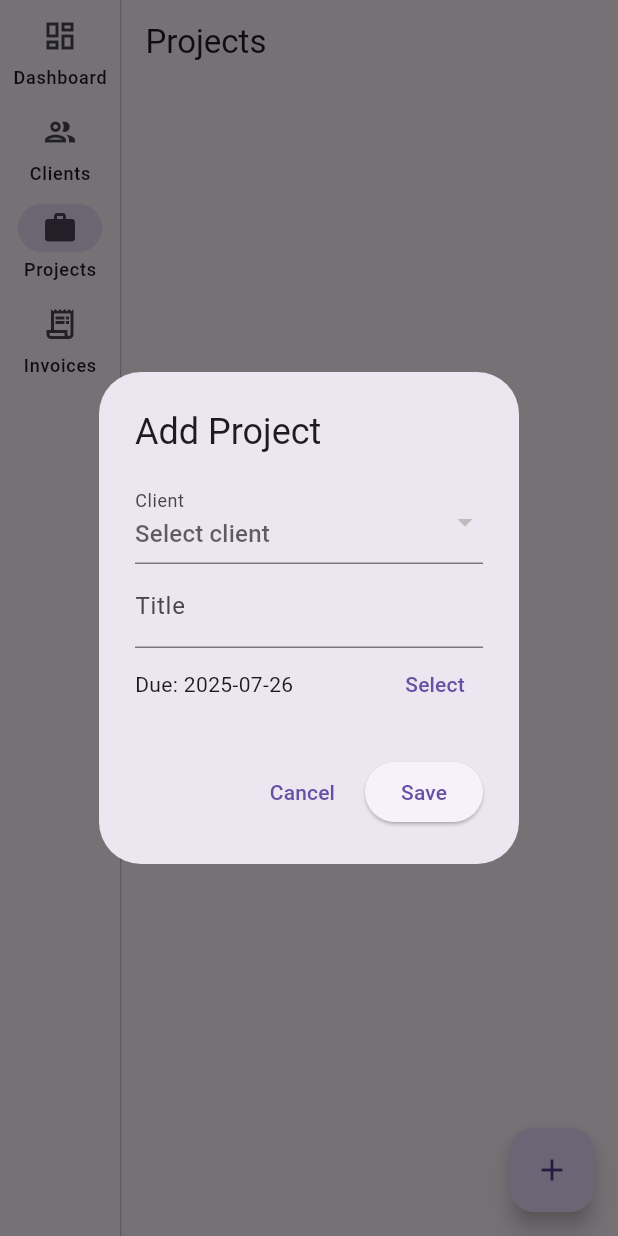
After one commit to lucjanmnm/bizzio, a Flutter app: the screen it shows after launch, after a tap on "Clients", after a tap on "Projects", after a tap on the "add" icon, on a phone screen of 412 x 824 dp. The commit adds this screen. Run offline on Flutter 3.47's test engine with Material 3 defaults, Android fonts, the phone set to English and light mode, and no system bars; our stand-ins replace flutter_riverpod, sqflite_common_ffi; accounts and stored records are empty.

Commit message:
Clients, Projects - CRUD update v1

```diff
--- a/lib/main.dart
+++ b/lib/main.dart
@@ -1,8 +1,19 @@
 import 'package:flutter/material.dart';
-import 'package:bizzio/screens/dashboard_screen.dart';
+import 'package:flutter_riverpod/flutter_riverpod.dart';
+import 'package:sqflite_common_ffi/sqflite_ffi.dart';
+
+import 'widgets/app_sidebar.dart';
+import 'screens/dashboard_screen.dart';
+import 'screens/clients_screen.dart';
+import 'screens/projects_screen.dart';
+import 'screens/invoices_screen.dart';
+import 'services/local_db.dart';
 
 void main() async {
-  runApp(const BizzioApp());
+  WidgetsFlutterBinding.ensureInitialized();
+  sqfliteFfiInit();
+  await LocalDb.instance.init();
+  runApp(const ProviderScope(child: BizzioApp()));
 }
 
 class BizzioApp extends StatelessWidget {
@@ -10,9 +21,43 @@ class BizzioApp extends StatelessWidget {
 
   @override
   Widget build(BuildContext context) {
-    return const MaterialApp(
+    return MaterialApp(
       title: 'Bizzio',
-      home: DashboardScreen(),
+      theme: ThemeData(primarySwatch: Colors.blue),
+      home: const MainScaffold(),
     );
   }
 }
+
+class MainScaffold extends StatefulWidget {
+  const MainScaffold({super.key});
+
+  @override
+  State<MainScaffold> createState() => _MainScaffoldState();
+}
+
+class _MainScaffoldState extends State<MainScaffold> {
+  int _selectedIndex = 0;
+  static const _screens = [
+    DashboardScreen(),
+    ClientsScreen(),
+    ProjectsScreen(),
+    InvoicesScreen(),
+  ];
+
+  @override
+  Widget build(BuildContext context) {
+    return Scaffold(
+      body: Row(
+        children: [
+          AppSidebar(
+            selectedIndex: _selectedIndex,
+            onItemSelected: (i) => setState(() => _selectedIndex = i),
+          ),
+          const VerticalDivider(width: 1),
+          Expanded(child: _screens[_selectedIndex]),
+        ],
+      ),
+    );
+  }
+}
--- /dev/null
+++ b/lib/models/client.dart
@@ -0,0 +1,23 @@
+class Client {
+  final int? id;
+  final String name;
+  final String email;
+
+  Client({this.id, required this.name, required this.email});
+
+  factory Client.fromMap(Map<String, dynamic> map) {
+    return Client(
+      id: map['id'] as int?,
+      name: map['name'] as String,
+      email: map['email'] as String,
+    );
+  }
+
+  Map<String, dynamic> toMap() {
+    return {
+      if (id != null) 'id': id,
+      'name': name,
+      'email': email,
+    };
+  }
+}
--- /dev/null
+++ b/lib/models/invoice.dart
@@ -0,0 +1,26 @@
+class Invoice {
+  final int? id;
+  final int projectId;
+  final double amount;
+  final DateTime date;
+
+  Invoice({this.id, required this.projectId, required this.amount, required this.date});
+
+  factory Invoice.fromMap(Map<String, dynamic> map) {
+    return Invoice(
+      id: map['id'] as int?,
+      projectId: map['projectId'] as int,
+      amount: map['amount'] as double,
+      date: DateTime.parse(map['date'] as String),
+    );
+  }
+
+  Map<String, dynamic> toMap() {
+    return {
+      if (id != null) 'id': id,
+      'projectId': projectId,
+      'amount': amount,
+      'date': date.toIso8601String(),
+    };
+  }
+}
--- /dev/null
+++ b/lib/models/project.dart
@@ -0,0 +1,26 @@
+class Project {
+  final int? id;
+  final int clientId;
+  final String title;
+  final DateTime dueDate;
+
+  Project({this.id, required this.clientId, required this.title, required this.dueDate});
+
+  factory Project.fromMap(Map<String, dynamic> map) {
+    return Project(
+      id: map['id'] as int?,
+      clientId: map['clientId'] as int,
+      title: map['title'] as String,
+      dueDate: DateTime.parse(map['dueDate'] as String),
+    );
+  }
+
+  Map<String, dynamic> toMap() {
+    return {
+      if (id != null) 'id': id,
+      'clientId': clientId,
+      'title': title,
+      'dueDate': dueDate.toIso8601String(),
+    };
+  }
+}
--- /dev/null
+++ b/lib/screens/clients_screen.dart
@@ -0,0 +1,138 @@
+import 'package:bizzio/screens/projects_screen.dart';
+import 'package:flutter/material.dart';
+import 'package:flutter_riverpod/flutter_riverpod.dart';
+import '../models/client.dart';
+import '../services/local_db.dart';
+
+final clientsProvider = FutureProvider<List<Client>>((ref) async {
+  return LocalDb.instance.getAllClients();
+});
+
+class ClientsScreen extends ConsumerWidget {
+  const ClientsScreen({Key? key}) : super(key: key);
+
+  @override
+  Widget build(BuildContext context, WidgetRef ref) {
+    final clientsAsync = ref.watch(clientsProvider);
+    return Scaffold(
+      appBar: AppBar(title: const Text('Clients')),
+      body: clientsAsync.when(
+        data: (clients) => ListView.builder(
+          itemCount: clients.length,
+          itemBuilder: (context, index) {
+            final client = clients[index];
+            return ListTile(
+              title: Text(client.name),
+              subtitle: Text(client.email),
+              onTap: () => _showEditDialog(context, ref, client),
+              trailing: IconButton(
+                icon: const Icon(Icons.delete),
+                onPressed: () async {
+                  await LocalDb.instance.deleteClient(client.id!);
+                  ref.refresh(clientsProvider);
+                  ref.refresh(clientsDropdownProvider);
+                },
+              ),
+            );
+          },
+        ),
+        loading: () => const Center(child: CircularProgressIndicator()),
+        error: (e, _) => const Center(child: Text('Error: \$e')),
+      ),
+      floatingActionButton: FloatingActionButton(
+        onPressed: () => _showAddDialog(context, ref),
+        child: const Icon(Icons.add),
+      ),
+    );
+  }
+
+  void _showAddDialog(BuildContext context, WidgetRef ref) {
+    final nameController = TextEditingController();
+    final emailController = TextEditingController();
+    showDialog(
+      context: context,
+      builder: (context) {
+        return AlertDialog(
+          title: const Text('Add Client'),
+          content: Column(
+            mainAxisSize: MainAxisSize.min,
+            children: [
+              TextField(
+                controller: nameController,
+                decoration: const InputDecoration(labelText: 'Name'),
+              ),
+              TextField(
+                controller: emailController,
+                decoration: const InputDecoration(labelText: 'Email'),
+              ),
+            ],
+          ),
+          actions: [
+            TextButton(
+              onPressed: () => Navigator.pop(context),
+              child: const Text('Cancel'),
+            ),
+            ElevatedButton(
+              onPressed: () async {
+                final name = nameController.text.trim();
+                final email = emailController.text.trim();
+                if (name.isNotEmpty && email.isNotEmpty) {
+                  await LocalDb.instance.addClient(Client(name: name, email: email));
+                  ref.refresh(clientsProvider);
+                  ref.refresh(clientsDropdownProvider);
+                  Navigator.pop(context);
+                }
+              },
+              child: const Text('Save'),
+            ),
+          ],
+        );
+      },
+    );
+  }
+
+  void _showEditDialog(BuildContext context, WidgetRef ref, Client client) {
+    final nameController = TextEditingController(text: client.name);
+    final emailController = TextEditingController(text: client.email);
+    showDialog(
+      context: context,
+      builder: (context) {
+        return AlertDialog(
+          title: const Text('Edit Client'),
+          content: Column(
+            mainAxisSize: MainAxisSize.min,
+            children: [
+              TextField(
+                controller: nameController,
+                decoration: const InputDecoration(labelText: 'Name'),
+              ),
+              TextField(
+                controller: emailController,
+                decoration: const InputDecoration(labelText: 'Email'),
+              ),
+            ],
+          ),
+          actions: [
+            TextButton(
+              onPressed: () => Navigator.pop(context),
+              child: const Text('Cancel'),
+            ),
+            ElevatedButton(
+              onPressed: () async {
+                final name = nameController.text.trim();
+                final email = emailController.text.trim();
+                if (name.isNotEmpty && email.isNotEmpty) {
+                  await LocalDb.instance.updateClient(Client(id: client.id, name: name, email: email));
+                  ref.refresh(clientsProvider);
+                  ref.refresh(clientsDropdownProvider);
+                  Navigator.pop(context);
+                }
+              },
+              child: const Text('Save'),
+            ),
+          ],
+        );
+      },
+    );
+  }
+}
--- /dev/null
+++ b/lib/screens/projects_screen.dart
@@ -0,0 +1,251 @@
+import 'package:flutter/material.dart';
+import 'package:flutter_riverpod/flutter_riverpod.dart';
+import '../models/project.dart';
+import '../models/client.dart';
+import '../services/local_db.dart';
+
+final projectsProvider = FutureProvider<List<Project>>((ref) async {
+  return LocalDb.instance.getAllProjects();
+});
+
+final clientsDropdownProvider = FutureProvider<List<Client>>((ref) async {
+  return LocalDb.instance.getAllClients();
+});
+
+class ProjectsScreen extends ConsumerWidget {
+  const ProjectsScreen({Key? key}) : super(key: key);
+
+  @override
+  Widget build(BuildContext context, WidgetRef ref) {
+    final projectsAsync = ref.watch(projectsProvider);
+    return Scaffold(
+      appBar: AppBar(title: const Text('Projects')),
+      body: projectsAsync.when(
+        data: (projects) => ListView.builder(
+          itemCount: projects.length,
+          itemBuilder: (context, index) {
+            final project = projects[index];
+            return FutureBuilder<Client>(
+              future: LocalDb.instance.getAllClients().then(
+                (list) => list.firstWhere((c) => c.id == project.clientId),
+              ),
+              builder: (context, snapshot) {
+                final clientName = snapshot.data?.name ?? '';
+                return ListTile(
+                  title: Text(project.title),
+                  subtitle: Text(
+                    'Client: $clientName\n'
+                    'Due: ${project.dueDate.toLocal().toIso8601String().split('T').first}',
+                  ),
+                  isThreeLine: true,
+                  onTap: () => _showEditDialog(context, ref, project),
+                  trailing: IconButton(
+                    icon: const Icon(Icons.delete),
+                    onPressed: () async {
+                      await LocalDb.instance.deleteProject(project.id!);
+                      ref.refresh(projectsProvider);
+                    },
+                  ),
+                );
+              },
+            );
+          },
+        ),
+        loading: () => const Center(child: CircularProgressIndicator()),
+        error: (e, _) => Center(child: Text('Error: $e')),
+      ),
+      floatingActionButton: FloatingActionButton(
+        onPressed: () => _showAddDialog(context, ref),
+        child: const Icon(Icons.add),
+      ),
+    );
+  }
+
+  void _showAddDialog(BuildContext context, WidgetRef ref) {
+    ref.refresh(clientsDropdownProvider);
+    final titleController = TextEditingController();
+    int? selectedClientId;
+    DateTime selectedDate = DateTime.now();
+
+    showDialog(
+      context: context,
+      builder: (context) {
+        return StatefulBuilder(
+          builder: (context, setState) {
+            final clientsAsync = ref.watch(clientsDropdownProvider);
+            return AlertDialog(
+              title: const Text('Add Project'),
+              content: clientsAsync.when(
+                data: (clients) => Column(
+                  mainAxisSize: MainAxisSize.min,
+                  children: [
+                    DropdownButtonFormField<int>(
+                      decoration: const InputDecoration(labelText: 'Client'),
+                      hint: const Text('Select client'),
+                      value: selectedClientId,
+                      items: clients
+                          .map((c) => DropdownMenuItem<int>(
+                                value: c.id!,
+                                child: Text(c.name),
+                              ))
+                          .toList(),
+                      onChanged: (id) => setState(() => selectedClientId = id),
+                    ),
+                    TextField(
+                      controller: titleController,
+                      decoration: const InputDecoration(labelText: 'Title'),
+                    ),
+                    Row(
+                      children: [
+                        Expanded(
+                          child: Text(
+                            'Due: ${selectedDate.toLocal().toIso8601String().split('T').first}',
+                          ),
+                        ),
+                        TextButton(
+                          onPressed: () async {
+                            final d = await showDatePicker(
+                              context: context,
+                              initialDate: selectedDate,
+                              firstDate: DateTime(2000),
+                              lastDate: DateTime(2100),
+                            );
+                            if (d != null) setState(() => selectedDate = d);
+                          },
+                          child: const Text('Select'),
+                        ),
+                      ],
+                    ),
+                  ],
+                ),
+                loading: () => const SizedBox(
+                  height: 50,
+                  child: Center(child: CircularProgressIndicator()),
+                ),
+                error: (e, _) => Text('Error: $e'),
+              ),
+              actions: [
+                TextButton(
+                  onPressed: () => Navigator.pop(context),
+                  child: const Text('Cancel'),
+                ),
+                ElevatedButton(
+                  onPressed: () async {
+                    if (selectedClientId != null && titleController.text.trim().isNotEmpty) {
+                      await LocalDb.instance.addProject(
+                        Project(
+                          clientId: selectedClientId!,
+                          title: titleController.text.trim(),
+                          dueDate: selectedDate,
+                        ),
+                      );
+                      ref.refresh(projectsProvider);
+                      Navigator.pop(context);
+                    }
+                  },
+                  child: const Text('Save'),
+                ),
+              ],
+            );
+          },
+        );
+      },
+    );
+  }
+
+  void _showEditDialog(
+    BuildContext context,
+    WidgetRef ref,
+    Project project,
+  ) {
+    ref.refresh(clientsDropdownProvider);
+    final titleController = TextEditingController(text: project.title);
+    int selectedClientId = project.clientId;
+    DateTime selectedDate = project.dueDate;
+
+    showDialog(
+      context: context,
+      builder: (context) {
+        return StatefulBuilder(
+          builder: (context, setState) {
+            final clientsAsync = ref.watch(clientsDropdownProvider);
+            return AlertDialog(
+              title: const Text('Edit Project'),
+              content: clientsAsync.when(
+                data: (clients) => Column(
+                  mainAxisSize: MainAxisSize.min,
+                  children: [
+                    DropdownButtonFormField<int>(
+                      decoration: const InputDecoration(labelText: 'Client'),
+                      value: selectedClientId,
+                      items: clients
+                          .map((c) => DropdownMenuItem<int>(
+                                value: c.id!,
+                                child: Text(c.name),
+                              ))
+                          .toList(),
+                      onChanged: (id) => setState(() => selectedClientId = id!),
+                    ),
+                    TextField(
+                      controller: titleController,
+                      decoration: const InputDecoration(labelText: 'Title'),
+                    ),
+                    Row(
+                      children: [
+                        Expanded(
+                          child: Text(
+                            'Due: ${selectedDate.toLocal().toIso8601String().split('T').first}',
+                          ),
+                        ),
+                        TextButton(
+                          onPressed: () async {
+                            final d = await showDatePicker(
+                              context: context,
+                              initialDate: selectedDate,
+                              firstDate: DateTime(2000),
+                              lastDate: DateTime(2100),
+                            );
+                            if (d != null) setState(() => selectedDate = d);
+                          },
+                          child: const Text('Select'),
+                        ),
+                      ],
+                    ),
+                  ],
+                ),
+                loading: () => const SizedBox(
+                  height: 50,
+                  child: Center(child: CircularProgressIndicator()),
+                ),
+                error: (e, _) => Text('Error: $e'),
+              ),
+              actions: [
+                TextButton(
+                  onPressed: () => Navigator.pop(context),
+                  child: const Text('Cancel'),
+                ),
+                ElevatedButton(
+                  onPressed: () async {
+                    if (titleController.text.trim().isNotEmpty) {
+                      await LocalDb.instance.updateProject(
+                        Project(
+                          id: project.id,
+                          clientId: selectedClientId,
+                          title: titleController.text.trim(),
+                          dueDate: selectedDate,
+                        ),
+                      );
+                      ref.refresh(projectsProvider);
+                      Navigator.pop(context);
+                    }
+                  },
+                  child: const Text('Save'),
+                ),
+              ],
+            );
+          },
+        );
+      },
+    );
+  }
+}
--- /dev/null
+++ b/lib/services/local_db.dart
@@ -0,0 +1,129 @@
+import 'dart:io';
+import 'package:path/path.dart';
+import 'package:path_provider/path_provider.dart';
+import 'package:sqflite_common_ffi/sqflite_ffi.dart';
+
+import '../models/client.dart';
+import '../models/project.dart';
+import '../models/invoice.dart';
+
+class LocalDb {
+  LocalDb._privateConstructor();
+  static final LocalDb instance = LocalDb._privateConstructor();
+
+  late final Database _db;
+
+  Future<void> init() async {
+    sqfliteFfiInit();
+    final docsDir = await getApplicationDocumentsDirectory();
+    final path = join(docsDir.path, 'bizzio.db');
+    _db = await databaseFactoryFfi.openDatabase(path, options: OpenDatabaseOptions(
+      version: 1,
+      onCreate: (db, version) async {
+        await db.execute('''
+          CREATE TABLE clients(
+            id INTEGER PRIMARY KEY AUTOINCREMENT,
+            name TEXT NOT NULL,
+            email TEXT NOT NULL
+          )
+        ''');
+        await db.execute('''
+          CREATE TABLE projects(
+            id INTEGER PRIMARY KEY AUTOINCREMENT,
+            clientId INTEGER NOT NULL,
+            title TEXT NOT NULL,
+            dueDate TEXT NOT NULL,
+            FOREIGN KEY(clientId) REFERENCES clients(id)
+          )
+        ''');
+        await db.execute('''
+          CREATE TABLE invoices(
+            id INTEGER PRIMARY KEY AUTOINCREMENT,
+            projectId INTEGER NOT NULL,
+            amount REAL NOT NULL,
+            date TEXT NOT NULL,
+            FOREIGN KEY(projectId) REFERENCES projects(id)
+          )
+        ''');
+      },
+    ));
+  }
+
+  Future<List<Client>> getAllClients() async {
+    final maps = await _db.query('clients');
+    return maps.map((m) => Client.fromMap(m)).toList();
+  }
+
+  Future<int> addClient(Client client) async {
+    return await _db.insert('clients', client.toMap());
+  }
+
+  Future<int> updateClient(Client client) async {
+    return await _db.update(
+      'clients',
+      client.toMap(),
+      where: 'id = ?',
+      whereArgs: [client.id],
+    );
+  }
+
+  Future<int> deleteClient(int id) async {
+    return await _db.delete(
+      'clients',
+      where: 'id = ?',
+      whereArgs: [id],
+    );
+  }
+
+  Future<List<Project>> getAllProjects() async {
+    final maps = await _db.query('projects');
+    return maps.map((m) => Project.fromMap(m)).toList();
+  }
+
+  Future<int> addProject(Project project) async {
+    return await _db.insert('projects', project.toMap());
+  }
+
+  Future<int> updateProject(Project project) async {
+    return await _db.update(
+      'projects',
+      project.toMap(),
+      where: 'id = ?',
+      whereArgs: [project.id],
+    );
+  }
+
+  Future<int> deleteProject(int id) async {
+    return await _db.delete(
+      'projects',
+      where: 'id = ?',
+      whereArgs: [id],
+    );
+  }
+
+  Future<List<Invoice>> getAllInvoices() async {
+    final maps = await _db.query('invoices');
+    return maps.map((m) => Invoice.fromMap(m)).toList();
+  }
+
+  Future<int> addInvoice(Invoice invoice) async {
+    return await _db.insert('invoices', invoice.toMap());
+  }
+
+  Future<int> updateInvoice(Invoice invoice) async {
+    return await _db.update(
+      'invoices',
+      invoice.toMap(),
+      where: 'id = ?',
+      whereArgs: [invoice.id],
+    );
+  }
+
+  Future<int> deleteInvoice(int id) async {
+    return await _db.delete(
+      'invoices',
+      where: 'id = ?',
+      whereArgs: [id],
+    );
+  }
+}
--- /dev/null
+++ b/lib/widgets/app_sidebar.dart
@@ -0,0 +1,43 @@
+import 'package:flutter/material.dart';
+
+class AppSidebar extends StatelessWidget {
+  final int selectedIndex;
+  final ValueChanged<int> onItemSelected;
+
+  const AppSidebar({
+    super.key,
+    required this.selectedIndex,
+    required this.onItemSelected,
+  });
+
+  @override
+  Widget build(BuildContext context) {
+    return NavigationRail(
+      selectedIndex: selectedIndex,
+      onDestinationSelected: onItemSelected,
+      labelType: NavigationRailLabelType.all,
+      destinations: const [
+        NavigationRailDestination(
+          icon: Icon(Icons.dashboard_outlined),
+          selectedIcon: Icon(Icons.dashboard),
+          label: Text('Dashboard'),
+        ),
+        NavigationRailDestination(
+          icon: Icon(Icons.group_outlined),
+          selectedIcon: Icon(Icons.group),
+          label: Text('Clients'),
+        ),
+        NavigationRailDestination(
+          icon: Icon(Icons.work_outline),
+          selectedIcon: Icon(Icons.work),
+          label: Text('Projects'),
+        ),
+        NavigationRailDestination(
+          icon: Icon(Icons.receipt_long_outlined),
+          selectedIcon: Icon(Icons.receipt_long),
+          label: Text('Invoices'),
+        ),
+      ],
+    );
+  }
+}
```
Also changed, not shown: lib/screens/invoices_screen.dart (added, +29 -0 lines), pubspec.yaml (+8 -14 lines), lib/utils/date_utils.dart (added), pubspec.lock, 5 other files.
